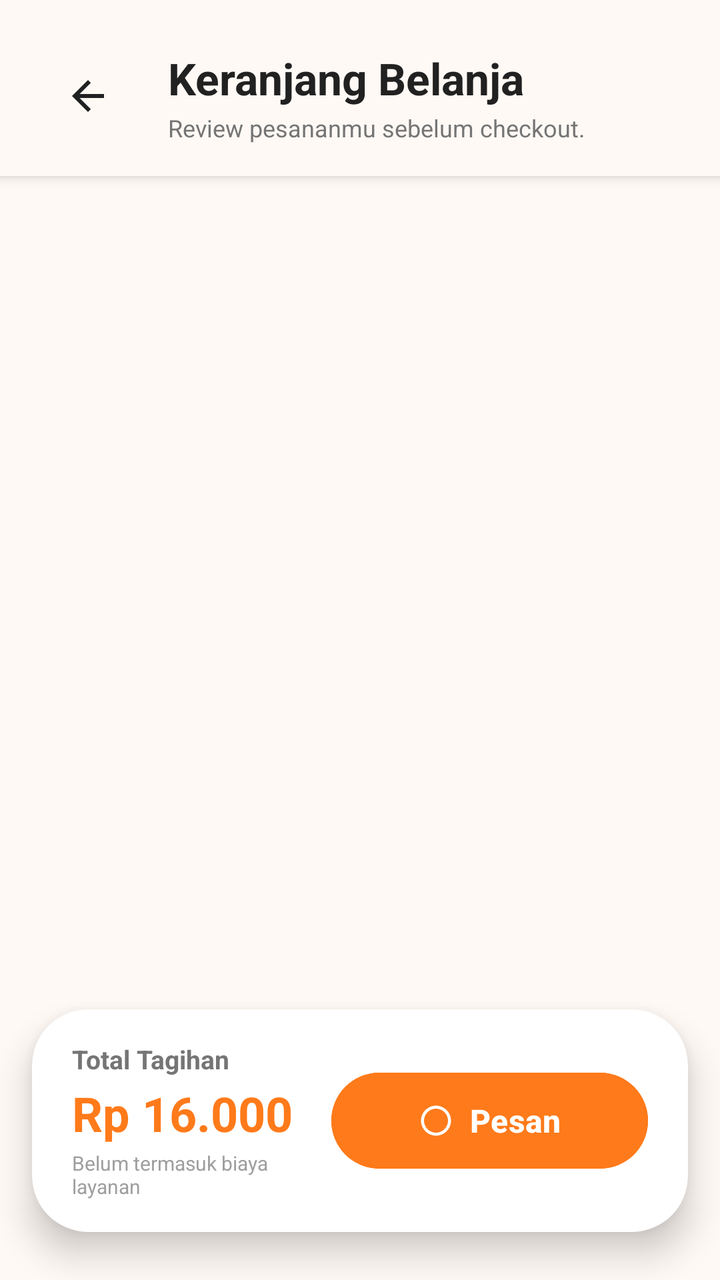
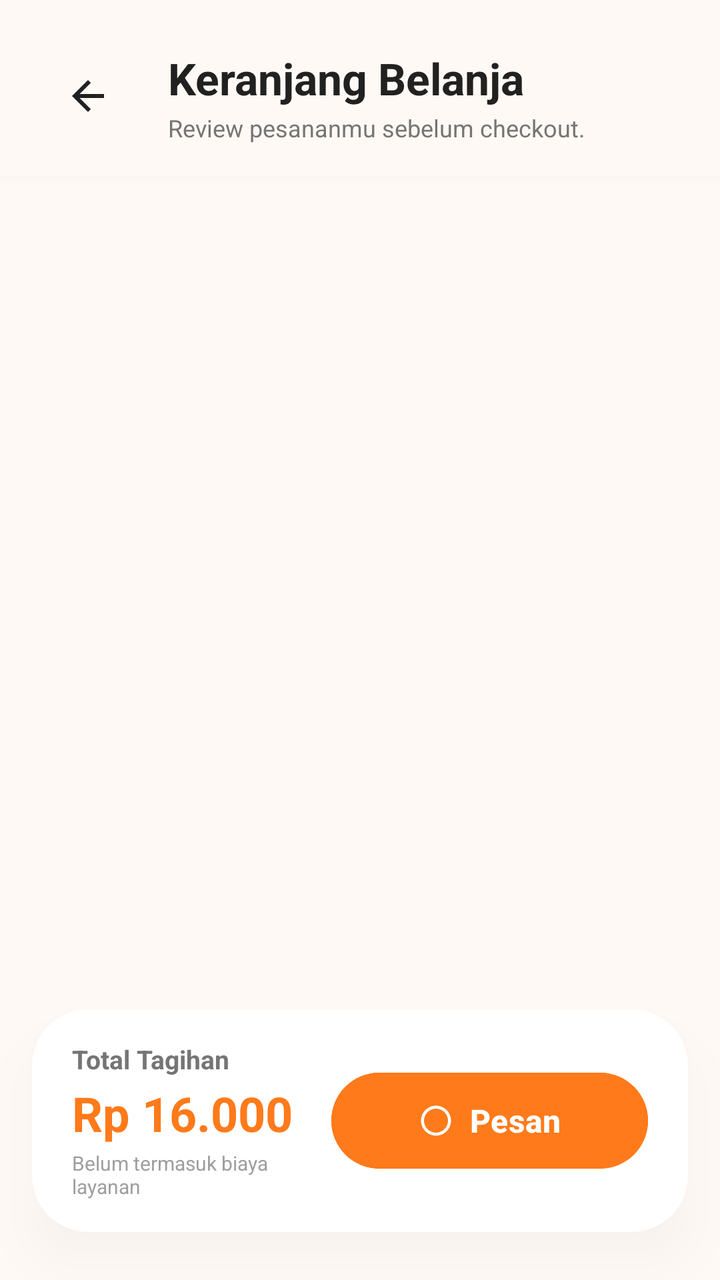

Screens rendered from an Android XML layout before and after an edit, with the pre-edit source and the edit as a unified diff.
<!-- AndroidManifest.xml: application theme Theme.Cemil_feels -->
<!-- res/layout/activity_cart.xml -->
<?xml version="1.0" encoding="utf-8"?>
<androidx.constraintlayout.widget.ConstraintLayout xmlns:android="http://schemas.android.com/apk/res/android"
    xmlns:app="http://schemas.android.com/apk/res-auto"
    xmlns:tools="http://schemas.android.com/tools"
    android:layout_width="match_parent"
    android:layout_height="match_parent"
    android:background="#FFF9F5">

    
    <androidx.constraintlayout.widget.ConstraintLayout
        android:id="@+id/layout_header"
        android:layout_width="match_parent"
        android:layout_height="wrap_content"
        android:paddingHorizontal="20dp"
        android:paddingTop="24dp"
        android:paddingBottom="16dp"
        android:background="#FFF9F5"
        android:elevation="4dp"
        app:layout_constraintTop_toTopOf="parent">

        <ImageButton
            android:id="@+id/btn_cart_back"
            android:layout_width="48dp"
            android:layout_height="48dp"
            android:background="?attr/selectableItemBackgroundBorderless"
            android:contentDescription="Kembali"
            app:srcCompat="@drawable/ic_arrow_back"
            app:tint="#212121"
            app:layout_constraintBottom_toBottomOf="parent"
            app:layout_constraintStart_toStartOf="parent"
            app:layout_constraintTop_toTopOf="parent" />

        <LinearLayout
            android:layout_width="0dp"
            android:layout_height="wrap_content"
            android:orientation="vertical"
            android:layout_marginStart="16dp"
            app:layout_constraintBottom_toBottomOf="@id/btn_cart_back"
            app:layout_constraintEnd_toEndOf="parent"
            app:layout_constraintStart_toEndOf="@id/btn_cart_back"
            app:layout_constraintTop_toTopOf="@id/btn_cart_back">

            <TextView
                android:id="@+id/tv_cart_title"
                android:layout_width="wrap_content"
                android:layout_height="wrap_content"
                android:text="Keranjang Belanja"
                android:textColor="#212121"
                android:textSize="22sp"
                android:textStyle="bold" />

            <TextView
                android:id="@+id/tv_cart_subtitle"
                android:layout_width="wrap_content"
                android:layout_height="wrap_content"
                android:text="Review pesananmu sebelum checkout."
                android:textColor="#757575"
                android:textSize="12sp"
                android:layout_marginTop="2dp" />
        </LinearLayout>
    </androidx.constraintlayout.widget.ConstraintLayout>

    
    <LinearLayout
        android:id="@+id/layout_empty_cart"
        android:layout_width="match_parent"
        android:layout_height="wrap_content"
        android:orientation="vertical"
        android:gravity="center"
        android:padding="32dp"
        android:visibility="gone"
        tools:visibility="visible"
        app:layout_constraintBottom_toBottomOf="parent"
        app:layout_constraintTop_toBottomOf="@id/layout_header">

        <ImageView
            android:id="@+id/iv_empty_cart"
            android:layout_width="120dp"
            android:layout_height="120dp"
            app:srcCompat="@drawable/ic_shopping_bag"
            app:tint="#FFA94D"
            android:layout_marginBottom="16dp"/>

        <TextView
            android:id="@+id/tv_empty_cart"
            android:layout_width="wrap_content"
            android:layout_height="wrap_content"
            android:text="Keranjangmu masih kosong."
            android:textColor="#212121"
            android:textSize="18sp"
            android:textStyle="bold" />

        <TextView
            android:id="@+id/tv_empty_cart_desc"
            android:layout_width="wrap_content"
            android:layout_height="wrap_content"
            android:text="Yuk cari camilan favoritmu!"
            android:textColor="#757575"
            android:textSize="14sp"
            android:layout_marginTop="4dp"
            android:layout_marginBottom="24dp"/>

        <com.google.android.material.button.MaterialButton
            android:id="@+id/btn_start_shopping"
            android:layout_width="wrap_content"
            android:layout_height="50dp"
            android:backgroundTint="#FF7A1A"
            android:text="Mulai Belanja"
            android:textColor="#FFFFFF"
            android:textStyle="bold"
            app:cornerRadius="25dp" />
    </LinearLayout>

    
    <androidx.recyclerview.widget.RecyclerView
        android:id="@+id/rv_cart_items"
        android:layout_width="match_parent"
        android:layout_height="0dp"
        android:clipToPadding="false"
        android:paddingHorizontal="16dp"
        android:paddingTop="16dp"
        android:paddingBottom="130dp"
        app:layout_constraintBottom_toBottomOf="parent"
        app:layout_constraintTop_toBottomOf="@id/layout_header" />

    
    <com.google.android.material.card.MaterialCardView
        android:id="@+id/card_cart_summary"
        android:layout_width="match_parent"
        android:layout_height="wrap_content"
        android:layout_marginHorizontal="16dp"
        android:layout_marginBottom="24dp"
        app:cardBackgroundColor="#FFFFFF"
        app:cardCornerRadius="28dp"
        app:cardElevation="10dp"
        app:strokeWidth="0dp"
        app:layout_constraintBottom_toBottomOf="parent"
        app:layout_constraintEnd_toEndOf="parent"
        app:layout_constraintStart_toStartOf="parent">

        <androidx.constraintlayout.widget.ConstraintLayout
            android:layout_width="match_parent"
            android:layout_height="wrap_content"
            android:paddingHorizontal="20dp"
            android:paddingVertical="16dp">

            
            <LinearLayout
                android:layout_width="0dp"
                android:layout_height="wrap_content"
                android:orientation="vertical"
                app:layout_constraintBottom_toBottomOf="parent"
                app:layout_constraintEnd_toStartOf="@id/btn_cart_checkout"
                app:layout_constraintStart_toStartOf="parent"
                app:layout_constraintTop_toTopOf="parent"
                android:layout_marginEnd="12dp">

                <TextView
                    android:id="@+id/tv_label_total"
                    android:layout_width="wrap_content"
                    android:layout_height="wrap_content"
                    android:text="Total Tagihan"
                    android:textColor="#757575"
                    android:textSize="13sp"
                    android:textStyle="bold" />

                <TextView
                    android:id="@+id/tv_cart_total"
                    android:layout_width="wrap_content"
                    android:layout_height="wrap_content"
                    android:text="Rp 16.000"
                    android:textColor="#FF7A1A"
                    android:textSize="24sp"
                    android:textStyle="bold"
                    android:layout_marginTop="2dp"
                    app:autoSizeTextType="uniform"
                    app:autoSizeMaxTextSize="26sp"
                    app:autoSizeMinTextSize="16sp"
                    android:maxLines="1" />

                <TextView
                    android:id="@+id/tv_tax_info"
                    android:layout_width="wrap_content"
                    android:layout_height="wrap_content"
                    android:text="Belum termasuk biaya layanan"
                    android:textColor="#9E9E9E"
                    android:textSize="10sp"
                    android:layout_marginTop="2dp" />
            </LinearLayout>

            
            <com.google.android.material.button.MaterialButton
                android:id="@+id/btn_cart_checkout"
                android:layout_width="0dp"
                android:layout_height="56dp"
                android:backgroundTint="#FF7A1A"
                android:text="Pesan"
                android:textColor="#FFFFFF"
                android:textSize="16sp"
                android:textStyle="bold"
                app:cornerRadius="28dp"
                app:elevation="4dp"
                app:icon="@drawable/ic_shopping_bag"
                app:iconGravity="textStart"
                app:iconTint="#FFFFFF"
                app:layout_constraintWidth_percent="0.55"
                app:layout_constraintBottom_toBottomOf="parent"
                app:layout_constraintEnd_toEndOf="parent"
                app:layout_constraintTop_toTopOf="parent" />

        </androidx.constraintlayout.widget.ConstraintLayout>
    </com.google.android.material.card.MaterialCardView>

</androidx.constraintlayout.widget.ConstraintLayout>
<!-- resources referenced by this layout -->
<resources>
  <!-- drawable ic_arrow_back (drawable) -->
  <vector xmlns:android="http://schemas.android.com/apk/res/android"
      android:width="24dp"
      android:height="24dp"
      android:viewportWidth="24"
      android:viewportHeight="24">
    <path
        android:fillColor="#FF2C2C2C"
        android:pathData="M20,11H7.83l5.59,-5.59L12,4l-8,8 8,8 1.41,-1.41L7.83,13H20v-2z"/>
  </vector>
  <!-- drawable ic_shopping_bag (drawable) -->
  <vector xmlns:android="http://schemas.android.com/apk/res/android" android:width="24dp" android:height="24dp" android:viewportWidth="24" android:viewportHeight="24" android:tint="?attr/colorControlNormal"><path android:fillColor="@android:color/white" android:pathData="M12,2C6.48,2 2,6.48 2,12s4.48,10 10,10 10,-4.48 10,-10S17.52,2 12,2zM12,20c-4.41,0 -8,-3.59 -8,-8s3.59,-8 8,-8 8,3.59 8,8 -3.59,8 -8,8z"/></vector>
  <style name="Theme.Cemil_feels" parent="Base.Theme.Cemil_feels" />
  <style name="Base.Theme.Cemil_feels" parent="Theme.Material3.DayNight.NoActionBar">
          
          
      </style>
</resources>

<!-- the commit's change to res/layout/activity_cart.xml (unified diff, before → after) -->
@@ -132,7 +132,7 @@
         android:layout_marginBottom="24dp"
         app:cardBackgroundColor="#FFFFFF"
         app:cardCornerRadius="28dp"
-        app:cardElevation="10dp"
+        app:cardElevation="14dp"
         app:strokeWidth="0dp"
         app:layout_constraintBottom_toBottomOf="parent"
         app:layout_constraintEnd_toEndOf="parent"
<!-- resource entries referenced after the edit -->
@@ -15,7 +15,9 @@
   <style name="Theme.Cemil_feels" parent="Base.Theme.Cemil_feels" />
   <style name="Base.Theme.Cemil_feels" parent="Theme.Material3.DayNight.NoActionBar">
           
-          
+          <item name="colorPrimary">#FF7A1A</item>
+          <item name="android:outlineAmbientShadowColor" tools:targetApi="p">#26000000</item>
+          <item name="android:outlineSpotShadowColor" tools:targetApi="p">#26000000</item>
       </style>
 </resources>
 
